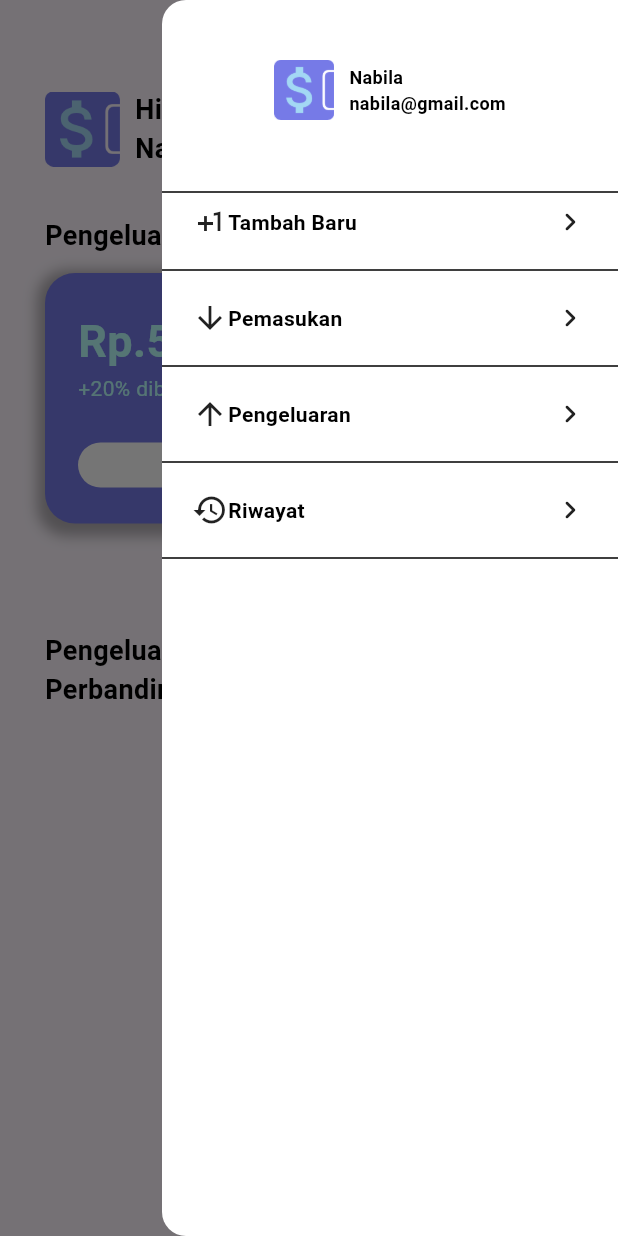
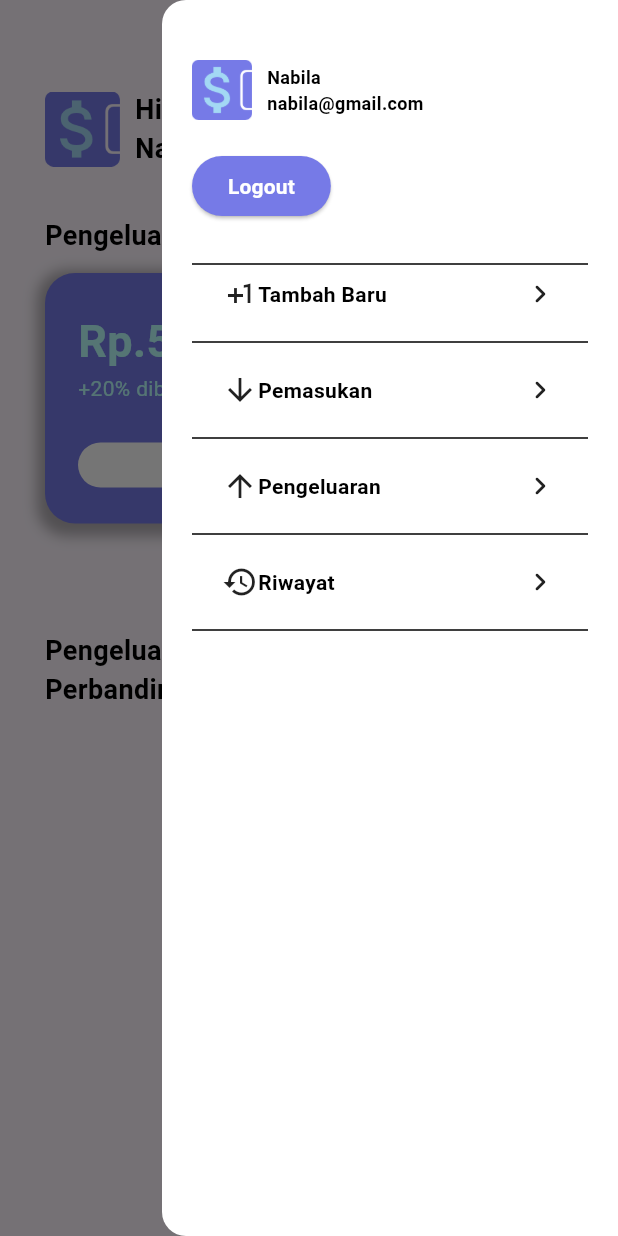
Before and after one commit to fadillaoegi/Dil-money-record, a Flutter app: the screen it shows after launch, with the side drawer open, on a phone screen of 412 x 824 dp. Run offline on Flutter 3.47's test engine with Material 3 defaults, Android fonts, the light colour scheme and no system bars; our stand-ins replace get, google_fonts, shared_preferences.

Commit message:
Update Drawer

```diff
--- a/lib/widgets/drawer_widget.dart
+++ b/lib/widgets/drawer_widget.dart
@@ -1,4 +1,5 @@
 import 'package:dilrecord_money/config/asset_localate.dart';
+import 'package:dilrecord_money/themes/colors.dart';
 import 'package:dilrecord_money/themes/fonts.dart';
 import 'package:dilrecord_money/widgets/menu_drawer_widget.dart';
 import 'package:flutter/material.dart';
@@ -9,14 +10,16 @@ class DrawerWidget extends StatelessWidget {
   @override
   Widget build(BuildContext context) {
     return Drawer(
+      child: Padding(
+        padding: const EdgeInsets.symmetric(horizontal: 20.0),
         child: Column(
-        crossAxisAlignment: CrossAxisAlignment.center,
+          crossAxisAlignment: CrossAxisAlignment.start,
           children: [
             // HEADER DRAWER
             Padding(
-            padding: const EdgeInsets.symmetric(vertical: 40.0),
+              padding: const EdgeInsets.only(top: 40.0, bottom: 20.0),
               child: Row(
-              mainAxisAlignment: MainAxisAlignment.center,
+                mainAxisAlignment: MainAxisAlignment.start,
                 children: [
                   Image.asset(
                     AssetLocal.logo,
@@ -41,6 +44,19 @@ class DrawerWidget extends StatelessWidget {
                   )
                 ],
               ),
+            ),
+
+            ElevatedButton(
+                onPressed: () {},
+                style: ElevatedButton.styleFrom(
+                    backgroundColor: ColorApps.primary),
+                child: Text(
+                  "Logout",
+                  style: white700.copyWith(fontSize: 14.0),
+                )),
+
+            const SizedBox(
+              height: 20.0,
             ),
 
             // MENU DRAWER
@@ -83,6 +99,7 @@ class DrawerWidget extends StatelessWidget {
             ),
           ],
         ),
+      ),
     );
   }
 }
```
Lines whose indentation alone changed are shown as unchanged.
